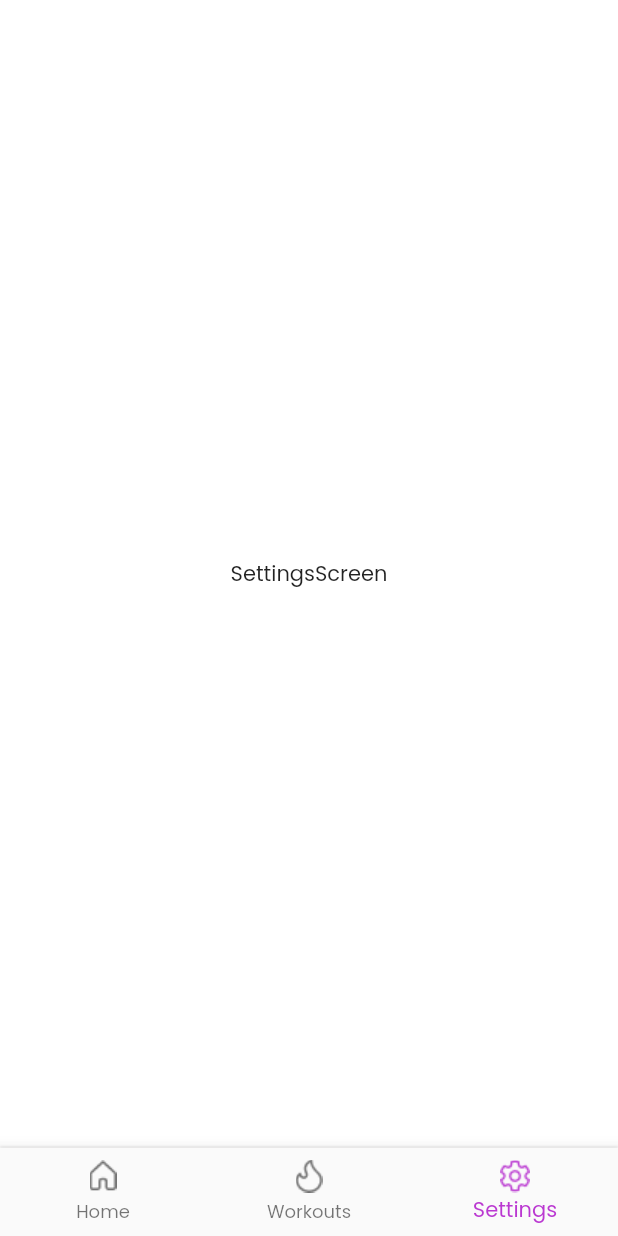
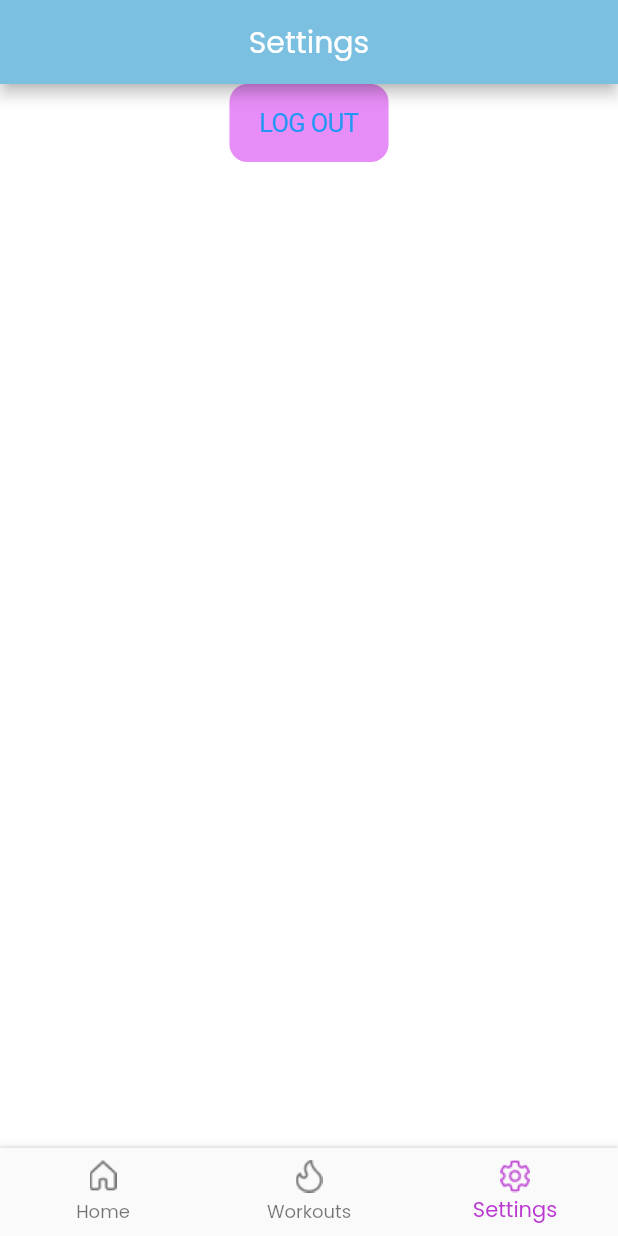
Before and after one commit to alexisbl14/fitness_tracker_app, a Flutter app: the screen it shows after launch, item 3 of the bottom bar chosen, on a phone screen of 412 x 824 dp. Run offline on Flutter 3.47's test engine with Material 2 defaults, Android fonts, the phone set to English and light mode, and no system bars; our stand-ins replace cloud_firestore, firebase_auth, firebase_core, google_sign_in; missing offline and left inert: dart:ffi; accounts and stored records are empty.

Commit message:
ui changes, started on settings screen

```diff
--- a/lib/screens/settings/settings_page.dart
+++ b/lib/screens/settings/settings_page.dart
@@ -1,3 +1,4 @@
+import 'package:flutter/cupertino.dart';
 import 'package:flutter/material.dart';
 
 class SettingsScreen extends StatefulWidget {
@@ -12,9 +13,22 @@ class _SettingsScreenState extends State<SettingsScreen> {
   Widget build(BuildContext context) {
     return SafeArea(
       child: Scaffold(
+        appBar: AppBar(
+          title:
+              Text("Settings", style: TextStyle(fontWeight: FontWeight.w500)),
+          centerTitle: true,
+          backgroundColor: Color.fromARGB(255, 123, 192, 224),
+        ),
         body: Center(
-          child: Text("SettingsScreen"),
-        ),
+            child: Column(
+          children: [
+            CupertinoButton(
+              child: Text("LOG OUT"),
+              onPressed: () {},
+              color: const Color.fromARGB(255, 231, 141, 247),
+            )
+          ],
+        )),
       ),
     );
   }
```
Also changed, not shown: lib/screens/home/previous_workouts_page.dart (+4 -6 lines), lib/screens/workouts/create_exercise_page.dart (+11 -5 lines).
